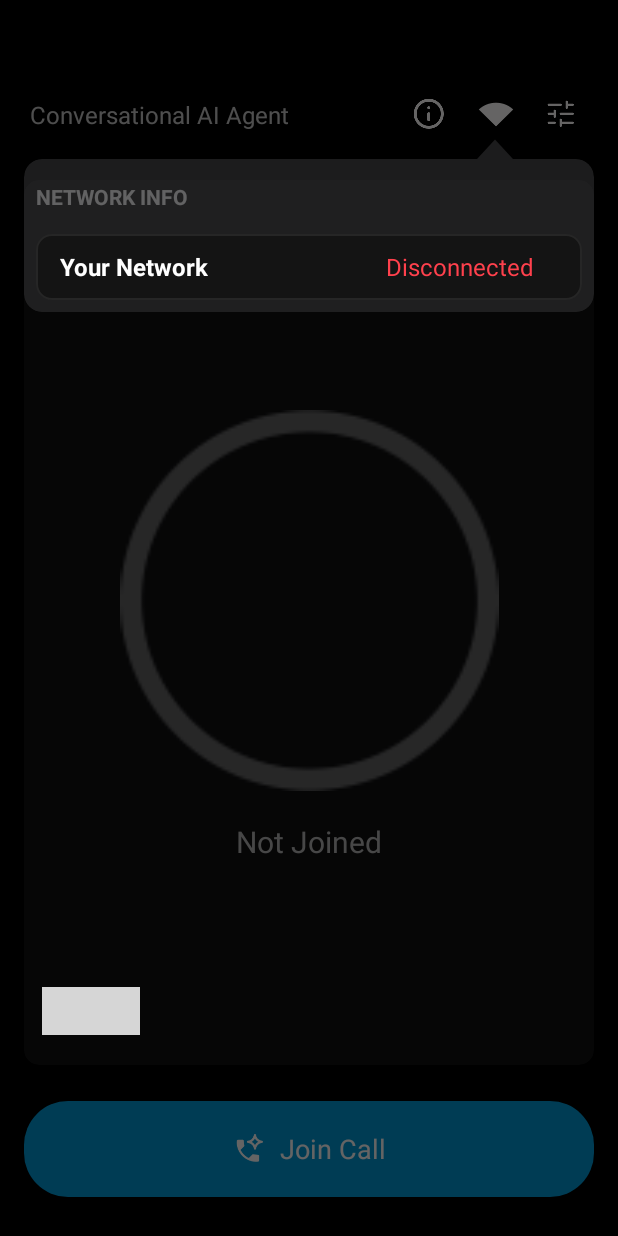
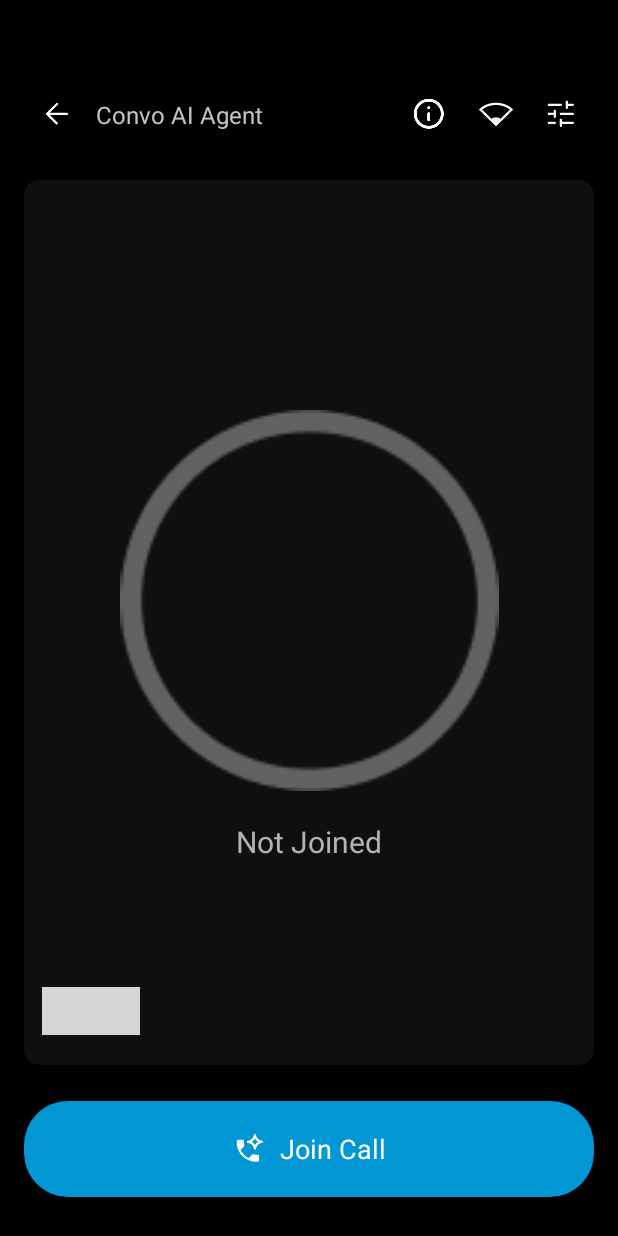
Before and after one commit to michaelhuo2030/Conversational-AI-Demo, an Android app: the LivingActivity screen opened directly, with no data from a screen before it, after a tap on an icon or button, on a phone screen of 412 x 824 dp. Run offline under Robolectric (Android 15) with nearby library versions, the phone set to English and light mode, and no system bars; libraries missing offline, so code that uses them is left out: com.orhanobut.logger; 9 statements that could not run were skipped; grey boxes are pictures that could not be loaded.

Commit message:
[FIX] Android debug

```diff
--- a/Android/app/build.gradle
+++ b/Android/app/build.gradle
@@ -24,6 +24,9 @@ android {
         buildConfigField("String", "AG_APP_ID", "\"${project.getProperty("AG_APP_ID")}\"")
         buildConfigField("String", "AG_APP_CERTIFICATE", "\"${project.getProperty("AG_APP_CERTIFICATE")}\"")
         buildConfigField("String", "TOOLBOX_SERVER_HOST", "\"${project.getProperty("TOOLBOX_SERVER_HOST")}\"")
+
+        def host = project.getProperty("TOOLBOX_SERVER_HOST")
+        resValue "string", "app_name", host.contains("oversea") ? "Convo AI" : "对话式智能体"
     }
 
     signingConfigs {
--- a/Android/app/src/main/java/io/agora/agent/AgentNetworkDialogFragment.kt
+++ b/Android/app/src/main/java/io/agora/agent/AgentNetworkDialogFragment.kt
@@ -64,7 +64,7 @@ class AgentNetworkDialogFragment : DialogFragment() {
                 }
                 3, 4 -> {
                     mtvNetworkStatus.text = getString(R.string.cov_info_your_network_medium)
-                    mtvNetworkStatus.setTextColor(Color.parseColor("#FFFF00"))
+                    mtvNetworkStatus.setTextColor(Color.parseColor("#FFAB00"))
                 }
                 else -> {
                     mtvNetworkStatus.text = getString(R.string.cov_info_your_network_poor)
--- a/Android/app/src/main/java/io/agora/agent/LivingActivity.kt
+++ b/Android/app/src/main/java/io/agora/agent/LivingActivity.kt
@@ -85,6 +85,7 @@ class LivingActivity : AppCompatActivity() {
 
     override fun onDestroy() {
         super.onDestroy()
+        engine.leaveChannel()
         ConvAIManager.stopAgent { ok ->
             if (ok) {
                 Log.d(TAG, "Agent stopped successfully")
@@ -92,7 +93,6 @@ class LivingActivity : AppCompatActivity() {
                 Log.d(TAG, "Failed to stop agent")
             }
         }
-        engine.leaveChannel()
         RtcEngine.destroy()
         AgoraManager.resetData()
         loadingDialog?.dismiss()
@@ -148,13 +148,13 @@ class LivingActivity : AppCompatActivity() {
     }
 
     private fun onClickEndCall() {
+        engine.leaveChannel()
         loadingDialog?.setMessage(getString(R.string.cov_detail_agent_ending))
         loadingDialog?.show()
         ConvAIManager.stopAgent { ok ->
             loadingDialog?.dismiss()
             if (ok) {
                 Toast.makeText(this, R.string.cov_detail_agent_leave, Toast.LENGTH_SHORT).show()
-                engine.leaveChannel()
                 isAgentStarted = false
                 networkStatus = null
                 AgoraManager.agentStarted = false
@@ -220,7 +220,7 @@ class LivingActivity : AppCompatActivity() {
             override fun onLeaveChannel(stats: RtcStats?) {
                 AgentLogger.d(TAG, "local user didLeaveChannel")
                 runOnUiThread {
-                    updateNetworkStatus(1)
+                    updateNetworkStatus(0)
                 }
             }
 
@@ -379,6 +379,9 @@ class LivingActivity : AppCompatActivity() {
     }
 
     private fun setupView() {
+        mViewBinding.btnBack.setOnClickListener {
+            finish()
+        }
         mViewBinding.btnEnd.setOnClickListener {
             onClickEndCall()
         }
@@ -400,6 +403,9 @@ class LivingActivity : AppCompatActivity() {
             }.show(supportFragmentManager, "StatsDialog")
         }
         mViewBinding.btnWifi.setOnClickListener {
+            if (!AgoraManager.agentStarted) {
+                return@setOnClickListener
+            }
             networkDialog = AgentNetworkDialogFragment().apply {
                 networkStatus?.let { updateNetworkStatus(it) }
                 show(supportFragmentManager, "NetworkDialog")
--- a/Android/app/src/main/res/layout/activity_living.xml
+++ b/Android/app/src/main/res/layout/activity_living.xml
@@ -17,15 +17,25 @@
         app:layout_constraintStart_toStartOf="parent"
         app:layout_constraintTop_toTopOf="parent">
 
+        <ImageButton
+            android:id="@+id/btn_back"
+            android:layout_width="44dp"
+            android:layout_height="44dp"
+            android:background="@android:color/transparent"
+            android:src="@drawable/app_icon_back"
+            app:layout_constraintBottom_toBottomOf="parent"
+            app:layout_constraintStart_toStartOf="parent"
+            app:layout_constraintTop_toTopOf="parent" />
+
         <TextView
             android:layout_width="wrap_content"
             android:layout_height="wrap_content"
             android:layout_marginStart="4dp"
-            android:text="@string/call_agent_title"
+            android:text="@string/cov_detail_agent_title"
             android:textColor="#C3C3C3"
             android:textSize="16sp"
             app:layout_constraintBottom_toBottomOf="parent"
-            app:layout_constraintStart_toStartOf="parent"
+            app:layout_constraintStart_toEndOf="@+id/btn_back"
             app:layout_constraintTop_toTopOf="parent" />
 
         <ImageButton
@@ -43,7 +53,7 @@
             android:layout_width="44dp"
             android:layout_height="44dp"
             android:background="@android:color/transparent"
-            android:src="@drawable/scene_detail_net_good"
+            android:src="@drawable/scene_detail_net_poor"
             app:layout_constraintBottom_toBottomOf="parent"
             app:layout_constraintEnd_toStartOf="@+id/btn_settings"
             app:layout_constraintTop_toTopOf="parent" />
--- a/Android/app/src/main/res/values/strings.xml
+++ b/Android/app/src/main/res/values/strings.xml
@@ -1,5 +1,5 @@
 <resources>
-    <string name="app_name">Convo AI</string>
+
     <string name="main_terms_info">I agree to the</string>
     <string name="main_terms_selection"><u>Agora Terms of Service</u></string>
     <string name="main_get_started">Get Started</string>
@@ -12,7 +12,7 @@
     <string name="scenes_item_digital_human_title">Digital Human</string>
     <string name="scenes_item_digital_human_info">Create AI-powered real-time voice, video, and chat experiences.</string>
 
-    <string name="call_agent_title">Conversational AI Agent</string>
+    <string name="cov_detail_agent_title">Convo AI Agent</string>
     <string name="cov_detail_agent">Agent</string>
     <string name="cov_detail_not_joined">Not Joined</string>
     <string name="cov_detail_clear_message">Clear</string>
@@ -35,7 +35,7 @@
     <string name="cov_info_your_network">Your Network</string>
     <string name="cov_info_your_network_disconnected">Disconnected</string>
     <string name="cov_info_your_network_good">Good</string>
-    <string name="cov_info_your_network_medium">Medium</string>
+    <string name="cov_info_your_network_medium">Okay</string>
     <string name="cov_info_your_network_poor">Poor</string>
     <string name="cov_netwotk_info_title">NETWORK INFO</string>
 
```
Also changed, not shown: Android/app/src/main/java/io/agora/agent/AgentInfoDialogFragment.kt (+8 -2 lines), Android/app/src/main/java/io/agora/agent/MainActivity.kt (+15 -0 lines), Android/app/src/main/java/io/agora/agent/TermsActivity.kt (+7 -2 lines), Android/app/src/main/res/layout/loading_dialog.xml (+6 -5 lines), Android/app/src/main/res/drawable-xxhdpi/app_icon_back.png, 1 other file.
